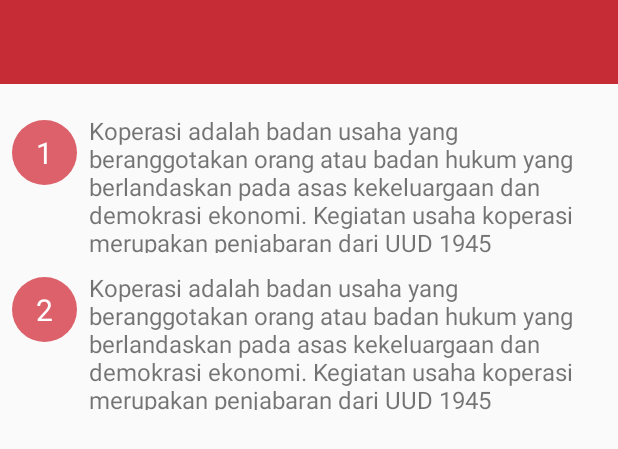
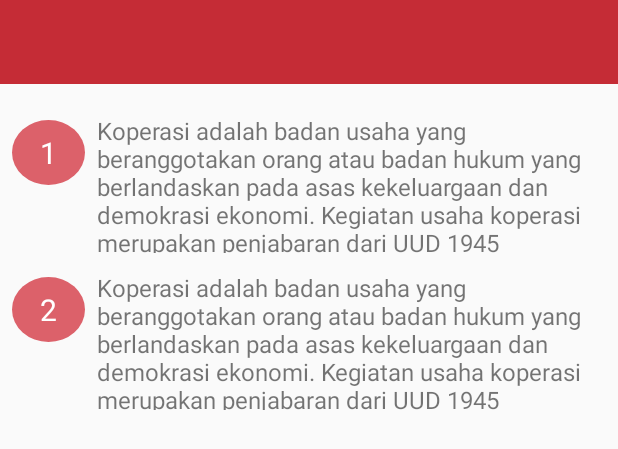
Before and after one commit to rifardity/Elaga, an Android app: the layout activity_uud_select.xml on its own in the app's theme, with its tools: preview values and no code run, on a phone screen of 412 x 824 dp. Shown: the top 449 px of the screen. Run offline under Robolectric (Android 15) with nearby library versions, the phone set to English and light mode, and no system bars.

Commit message:
Add Page UUD Select

```diff
--- a/app/src/main/res/layout/activity_uud_select.xml
+++ b/app/src/main/res/layout/activity_uud_select.xml
@@ -4,13 +4,14 @@
     android:layout_width="match_parent"
     android:layout_height="match_parent"
     android:orientation="vertical"
-    tools:context="com.example.rifar.belanegara.UudSelect">
+    tools:context=".UudSelect">
 
     <android.support.v7.widget.Toolbar xmlns:android="http://schemas.android.com/apk/res/android"
         android:id="@+id/toolbar_select"
         android:layout_width="match_parent"
         android:layout_height="wrap_content"
         android:background="#c52c36">
+
 
     </android.support.v7.widget.Toolbar>
 
@@ -48,7 +49,7 @@
                     android:layout_width="0dp"
                     android:layout_height="wrap_content"
                     android:layout_marginStart="4dp"
-                    android:layout_weight="8"
+                    android:layout_weight="7"
                     android:text="Koperasi adalah badan usaha yang beranggotakan orang atau badan hukum yang berlandaskan pada asas kekeluargaan dan demokrasi ekonomi. Kegiatan usaha koperasi merupakan penjabaran dari UUD 1945"
                     android:textSize="16sp" />
             </LinearLayout>
@@ -75,7 +76,7 @@
                     android:layout_width="0dp"
                     android:layout_height="wrap_content"
                     android:layout_marginStart="4dp"
-                    android:layout_weight="8"
+                    android:layout_weight="7"
                     android:text="Koperasi adalah badan usaha yang beranggotakan orang atau badan hukum yang berlandaskan pada asas kekeluargaan dan demokrasi ekonomi. Kegiatan usaha koperasi merupakan penjabaran dari UUD 1945"
                     android:textSize="16sp" />
             </LinearLayout>
```
Also changed, not shown: app/src/main/AndroidManifest.xml (+7 -6 lines), app/src/main/java/com/example/rifar/belanegara/UudSelect.java (+24 -0 lines), app/src/main/res/menu/menu_uudselect.xml (added, +14 -0 lines).
